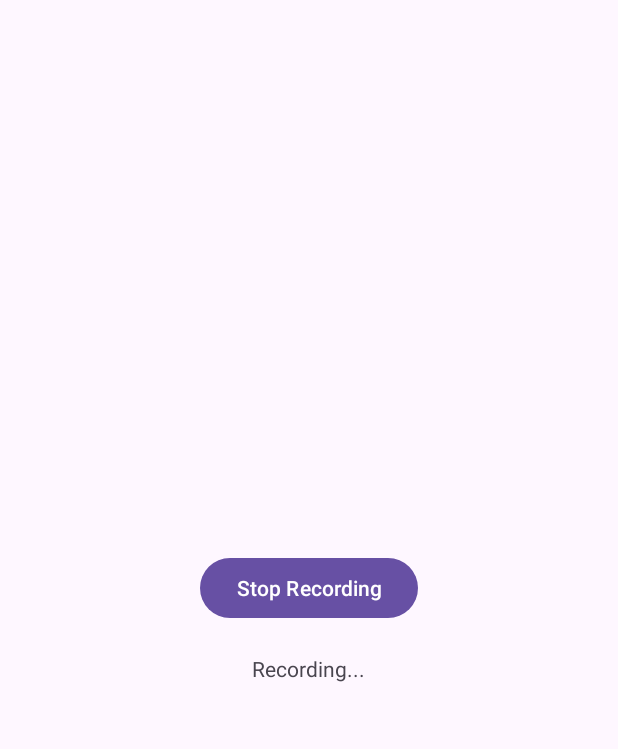
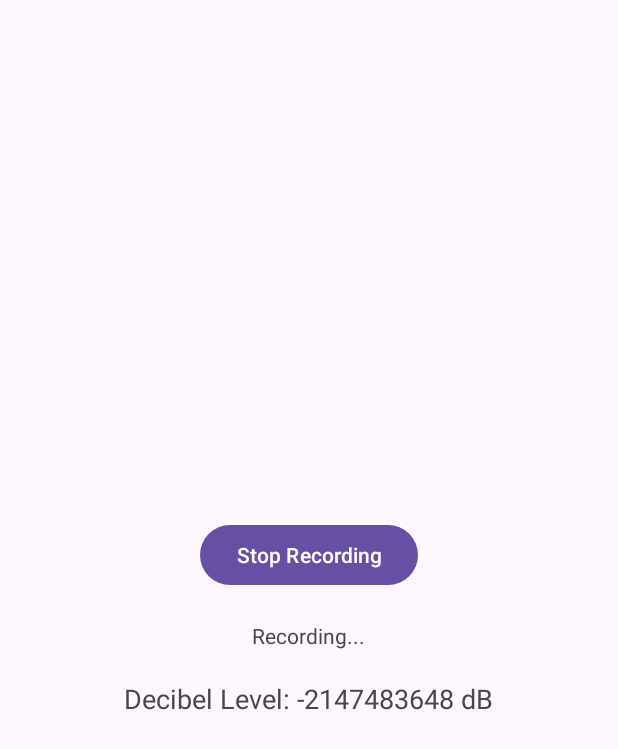
Before and after one commit to rayzathegrave/micapp, an Android app: the screen it shows after launch (MainActivity), after a tap on "Start Recording", on a phone screen of 412 x 824 dp. Shown: the top 749 px of the screen. Run offline under Robolectric (Android 15) with nearby library versions, the phone set to English and light mode, and no system bars.

Commit message:
de app meet decibels

```diff
--- a/app/src/main/AndroidManifest.xml
+++ b/app/src/main/AndroidManifest.xml
@@ -5,6 +5,10 @@
     <uses-permission android:name="android.permission.RECORD_AUDIO"/>
     <uses-permission android:name="android.permission.READ_EXTERNAL_STORAGE" />
     <uses-permission android:name="android.permission.WRITE_EXTERNAL_STORAGE" />
+    <uses-permission android:name="android.permission.ACCESS_WIFI_STATE"/>
+    <uses-permission android:name="android.permission.CHANGE_WIFI_STATE"/>
+    <uses-permission android:name="android.permission.ACCESS_NETWORK_STATE"/>
+    <uses-permission android:name="android.permission.INTERNET"/>
     <application
         android:allowBackup="true"
         android:dataExtractionRules="@xml/data_extraction_rules"
--- a/app/src/main/java/com/example/micapp/MainActivity.kt
+++ b/app/src/main/java/com/example/micapp/MainActivity.kt
@@ -17,6 +17,7 @@ class MainActivity : AppCompatActivity() {
     private lateinit var btnStart: Button
     private lateinit var btnStop: Button
     private lateinit var txtStatus: TextView
+    private lateinit var txtDecibel: TextView
 
     override fun onCreate(savedInstanceState: Bundle?) {
         super.onCreate(savedInstanceState)
@@ -25,9 +26,11 @@ class MainActivity : AppCompatActivity() {
         btnStart = findViewById(R.id.btn_start)
         btnStop = findViewById(R.id.btn_stop)
         txtStatus = findViewById(R.id.txt_status)
+        txtDecibel = findViewById(R.id.txt_decibel)
 
         requestPermissions()
 
+        // Observe LiveData
         viewModel.isRecording.observe(this, Observer { isRecording ->
             if (isRecording) {
                 txtStatus.text = "Recording..."
@@ -38,6 +41,10 @@ class MainActivity : AppCompatActivity() {
                 btnStart.visibility = Button.VISIBLE
                 btnStop.visibility = Button.GONE
             }
+        })
+
+        viewModel.decibelLevel.observe(this, Observer { decibel ->
+            txtDecibel.text = "Decibel Level: ${decibel.toInt()} dB"
         })
 
         btnStart.setOnClickListener { viewModel.startRecording(this) }
--- a/app/src/main/java/com/example/micapp/viewmodel/AudioRecorderViewModel.kt
+++ b/app/src/main/java/com/example/micapp/viewmodel/AudioRecorderViewModel.kt
@@ -1,20 +1,29 @@
 package com.example.micapp.viewmodel
 
 import android.content.Context
+import android.media.AudioFormat
+import android.media.AudioRecord
 import android.media.MediaRecorder
 import android.os.Environment
+import android.util.Log
 import androidx.lifecycle.LiveData
 import androidx.lifecycle.MutableLiveData
 import androidx.lifecycle.ViewModel
 import java.io.File
 import java.io.FileOutputStream
+import kotlin.math.log10
+import kotlin.math.sqrt
 
 class AudioRecorderViewModel : ViewModel() {
     private var mediaRecorder: MediaRecorder? = null
     private val _isRecording = MutableLiveData<Boolean>()
     val isRecording: LiveData<Boolean> get() = _isRecording
 
+    private val _decibelLevel = MutableLiveData<Float>()
+    val decibelLevel: LiveData<Float> get() = _decibelLevel
+
     private var outputFilePath: String? = null
+    private var isRecordingDecibels = false
 
     fun startRecording(context: Context) {
         val outputDir = context.getExternalFilesDir(null)
@@ -30,6 +39,7 @@ package com.example.micapp.viewmodel
                 prepare()
                 start()
                 _isRecording.postValue(true)
+                startDecibelMeter()
             } catch (e: Exception) {
                 e.printStackTrace()
             }
@@ -43,6 +53,44 @@ package com.example.micapp.viewmodel
         }
         mediaRecorder = null
         _isRecording.postValue(false)
+        isRecordingDecibels = false
+    }
+
+    private fun startDecibelMeter() {
+        val sampleRate = 44100
+        val bufferSize = AudioRecord.getMinBufferSize(
+            sampleRate,
+            AudioFormat.CHANNEL_IN_MONO,
+            AudioFormat.ENCODING_PCM_16BIT
+        )
+
+        val audioRecord = AudioRecord(
+            MediaRecorder.AudioSource.MIC,
+            sampleRate,
+            AudioFormat.CHANNEL_IN_MONO,
+            AudioFormat.ENCODING_PCM_16BIT,
+            bufferSize
+        )
+
+        audioRecord.startRecording()
+        isRecordingDecibels = true
+
+        Thread {
+            val buffer = ShortArray(bufferSize)
+            while (isRecordingDecibels) {
+                val read = audioRecord.read(buffer, 0, buffer.size)
+                val amplitude = buffer.take(read).map { it.toDouble() * it.toDouble() }
+                val rms = sqrt(amplitude.average())
+                val decibel = 20 * log10(rms)
+
+                _decibelLevel.postValue(decibel.toFloat())
+                Log.d("DecibelMeter", "Decibel Level: $decibel dB")
+
+                Thread.sleep(500)
+            }
+            audioRecord.stop()
+            audioRecord.release()
+        }.start()
     }
 
     fun writeAudioFileExternalStorage(context: Context, audioData: ByteArray, filename: String) {
@@ -66,5 +114,4 @@ package com.example.micapp.viewmodel
             outputStream?.close()
         }
     }
-        //hello
 }
--- a/app/src/main/res/layout/activity_main.xml
+++ b/app/src/main/res/layout/activity_main.xml
@@ -1,10 +1,9 @@
 <LinearLayout xmlns:android="http://schemas.android.com/apk/res/android"
-    xmlns:tools="http://schemas.android.com/tools"
     android:layout_width="match_parent"
     android:layout_height="match_parent"
     android:orientation="vertical"
     android:gravity="center"
-    tools:context=".MainActivity">
+    android:padding="20dp">
 
     <Button
         android:id="@+id/btn_start"
@@ -25,4 +24,12 @@
         android:layout_height="wrap_content"
         android:text="Press Start to Record"
         android:paddingTop="20dp"/>
+
+    <TextView
+        android:id="@+id/txt_decibel"
+        android:layout_width="wrap_content"
+        android:layout_height="wrap_content"
+        android:text="Decibel Level: 0 dB"
+        android:textSize="18sp"
+        android:paddingTop="20dp"/>
 </LinearLayout>
```
Lines whose indentation alone changed are shown as unchanged.
